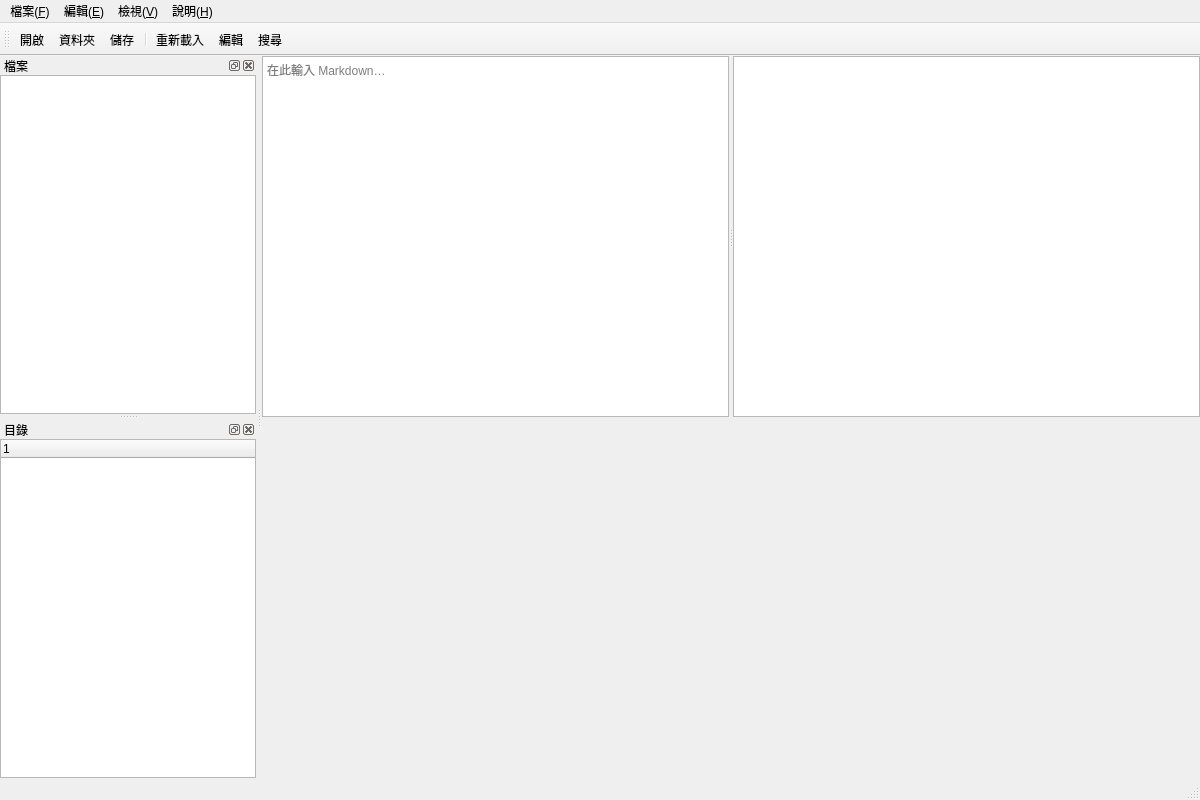
Above: src/mainwindow.ui from chaoban/qMDview before the change. Below: the same form after it.
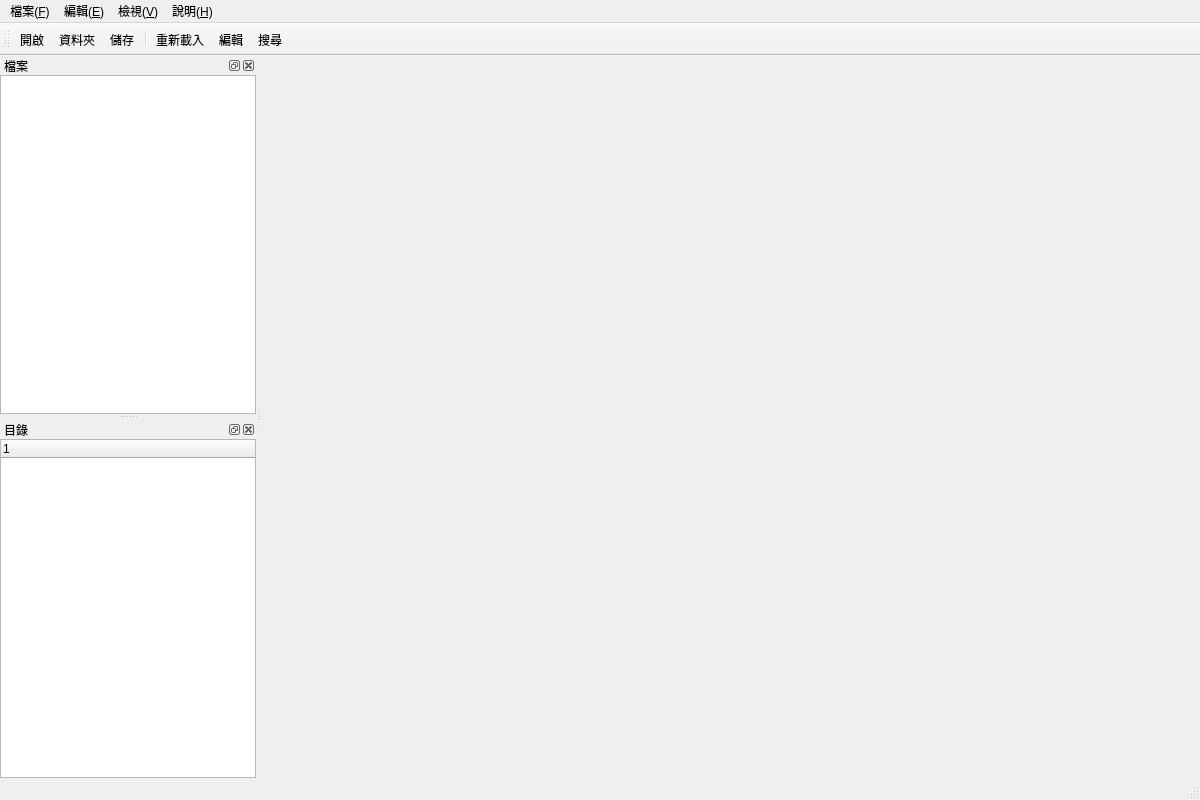
That is the form after the change. Custom widgets are drawn as their Qt base class.

What changed in the file:
```diff
--- a/src/mainwindow.ui
+++ b/src/mainwindow.ui
@@ -34,19 +34,22 @@
      <number>0</number>
     </property>
     <item>
-     <widget class="QSplitter" name="splitter">
-      <property name="orientation">
-       <enum>Qt::Horizontal</enum>
+     <widget class="QTabWidget" name="tabs">
+      <property name="documentMode">
+       <bool>true</bool>
       </property>
-      <property name="childrenCollapsible">
-       <bool>false</bool>
+      <property name="tabsClosable">
+       <bool>true</bool>
       </property>
-      <widget class="QPlainTextEdit" name="editor">
-       <property name="placeholderText">
-        <string>在此輸入 Markdown…</string>
-       </property>
-      </widget>
-      <widget class="MarkdownView" name="preview"/>
+      <property name="movable">
+       <bool>true</bool>
+      </property>
+      <property name="usesScrollButtons">
+       <bool>true</bool>
+      </property>
+      <property name="elideMode">
+       <enum>Qt::ElideNone</enum>
+      </property>
      </widget>
     </item>
     <item>
@@ -367,11 +370,6 @@
   </action>
  </widget>
  <customwidgets>
-  <customwidget>
-   <class>MarkdownView</class>
-   <extends>QTextBrowser</extends>
-   <header>markdownview.h</header>
-  </customwidget>
   <customwidget>
    <class>TocWidget</class>
    <extends>QTreeWidget</extends>
```
